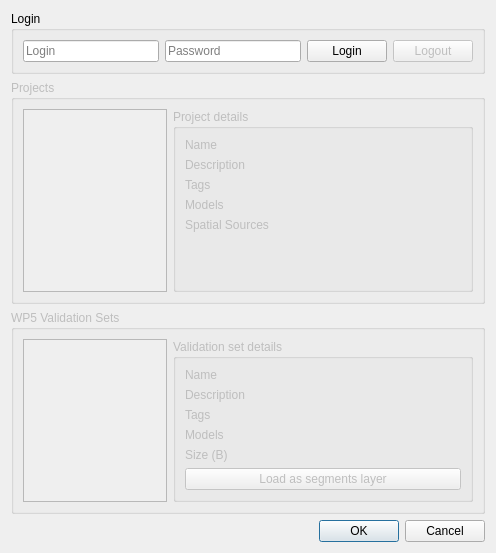
Qt form BoundaryDelineationIts4landWindow.ui (its4land/qgis-boundary-delineation) before a commit.
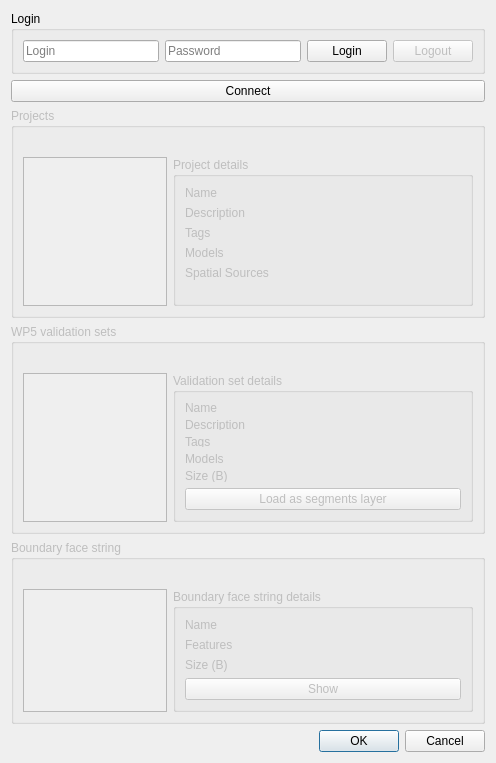
The same form after that commit. Custom widgets are drawn as their Qt base class.

Commit message: Add BoundaryFaceStrings box in the its4land window; Hide login; Show errors

```diff
--- a/BoundaryDelineationIts4landWindow.ui
+++ b/BoundaryDelineationIts4landWindow.ui
@@ -7,7 +7,7 @@
     <x>0</x>
     <y>0</y>
     <width>496</width>
-    <height>553</height>
+    <height>683</height>
    </rect>
   </property>
   <property name="windowTitle">
@@ -69,6 +69,13 @@
      </layout>
     </widget>
    </item>
+   <item>
+    <widget class="QPushButton" name="connectButton">
+     <property name="text">
+      <string>Connect</string>
+     </property>
+    </widget>
+   </item>
    <item>
     <widget class="QGroupBox" name="projectsGroupBox">
      <property name="enabled">
@@ -89,8 +96,8 @@
      <property name="checkable">
       <bool>false</bool>
      </property>
-     <layout class="QHBoxLayout" name="horizontalLayout_3">
-      <item>
+     <layout class="QGridLayout" name="horizontalLayout_3">
+      <item row="1" column="0">
        <widget class="QListWidget" name="projectsListWidget">
         <property name="minimumSize">
          <size>
@@ -103,7 +110,7 @@
         </property>
        </widget>
       </item>
-      <item>
+      <item row="1" column="1">
        <widget class="QGroupBox" name="projectsDetailsGroupBox">
         <property name="minimumSize">
          <size>
@@ -225,6 +232,19 @@
         </layout>
        </widget>
       </item>
+      <item row="0" column="0">
+       <widget class="QLabel" name="projectsErrorLabel">
+        <property name="visible">
+         <bool>false</bool>
+        </property>
+        <property name="styleSheet">
+         <string notr="true">color : red;</string>
+        </property>
+        <property name="text">
+         <string/>
+        </property>
+       </widget>
+      </item>
      </layout>
     </widget>
    </item>
@@ -240,7 +260,7 @@
       <bool>false</bool>
      </property>
      <property name="title">
-      <string>WP5 Validation Sets</string>
+      <string>WP5 validation sets</string>
      </property>
      <property name="flat">
       <bool>true</bool>
@@ -248,22 +268,9 @@
      <property name="checkable">
       <bool>false</bool>
      </property>
-     <layout class="QHBoxLayout" name="horizontalLayout">
-      <item>
-       <widget class="QListWidget" name="validationSetsListWidget">
-        <property name="minimumSize">
-         <size>
-          <width>0</width>
-          <height>100</height>
-         </size>
-        </property>
-        <property name="sortingEnabled">
-         <bool>true</bool>
-        </property>
-       </widget>
-      </item>
-      <item>
-       <widget class="QGroupBox" name="validationSetstDetailsGroupBox">
+     <layout class="QGridLayout" name="horizontalLayout">
+      <item row="1" column="1">
+       <widget class="QGroupBox" name="validationSetsDetailsGroupBox">
         <property name="minimumSize">
          <size>
           <width>300</width>
@@ -389,6 +396,174 @@
           </widget>
          </item>
         </layout>
+       </widget>
+      </item>
+      <item row="1" column="0">
+       <widget class="QListWidget" name="validationSetsListWidget">
+        <property name="minimumSize">
+         <size>
+          <width>0</width>
+          <height>100</height>
+         </size>
+        </property>
+        <property name="sortingEnabled">
+         <bool>true</bool>
+        </property>
+       </widget>
+      </item>
+      <item row="0" column="0">
+       <widget class="QLabel" name="validationSetsErrorLabel">
+        <property name="visible">
+         <bool>false</bool>
+        </property>
+        <property name="styleSheet">
+         <string notr="true">color : red;</string>
+        </property>
+        <property name="text">
+         <string/>
+        </property>
+       </widget>
+      </item>
+     </layout>
+    </widget>
+   </item>
+   <item>
+    <widget class="QGroupBox" name="boundaryStringsGroupBox">
+     <property name="enabled">
+      <bool>false</bool>
+     </property>
+     <property name="acceptDrops">
+      <bool>false</bool>
+     </property>
+     <property name="autoFillBackground">
+      <bool>false</bool>
+     </property>
+     <property name="title">
+      <string>Boundary face string</string>
+     </property>
+     <property name="flat">
+      <bool>true</bool>
+     </property>
+     <property name="checkable">
+      <bool>false</bool>
+     </property>
+     <layout class="QGridLayout" name="horizontalLayout_5">
+      <item row="1" column="1">
+       <widget class="QGroupBox" name="boundaryStringsDetailsGroupBox">
+        <property name="minimumSize">
+         <size>
+          <width>300</width>
+          <height>0</height>
+         </size>
+        </property>
+        <property name="maximumSize">
+         <size>
+          <width>300</width>
+          <height>16777215</height>
+         </size>
+        </property>
+        <property name="title">
+         <string>Boundary face string details</string>
+        </property>
+        <layout class="QGridLayout" name="gridLayout_3">
+         <item row="0" column="0">
+          <layout class="QFormLayout" name="boundaryStringsformLayout">
+           <item row="1" column="0">
+            <widget class="QLabel" name="boundaryStringsNameLabel">
+             <property name="text">
+              <string>Name</string>
+             </property>
+            </widget>
+           </item>
+           <item row="1" column="1">
+            <widget class="QLabel" name="boundaryStringsNameValueLabel">
+             <property name="text">
+              <string/>
+             </property>
+             <property name="textFormat">
+              <enum>Qt::PlainText</enum>
+             </property>
+             <property name="wordWrap">
+              <bool>true</bool>
+             </property>
+            </widget>
+           </item>
+           <item row="2" column="0">
+            <widget class="QLabel" name="boundaryStringsFeaturesLabel">
+             <property name="text">
+              <string>Features</string>
+             </property>
+            </widget>
+           </item>
+           <item row="2" column="1">
+            <widget class="QLabel" name="boundaryStringsFeaturesValueLabel">
+             <property name="text">
+              <string/>
+             </property>
+             <property name="textFormat">
+              <enum>Qt::PlainText</enum>
+             </property>
+             <property name="wordWrap">
+              <bool>true</bool>
+             </property>
+            </widget>
+           </item>
+           <item row="3" column="0">
+            <widget class="QLabel" name="boundaryStringsSizeLabel">
+             <property name="text">
+              <string>Size (B)</string>
+             </property>
+            </widget>
+           </item>
+           <item row="3" column="1">
+            <widget class="QLabel" name="boundaryStringsSizeValueLabel">
+             <property name="text">
+              <string/>
+             </property>
+             <property name="textFormat">
+              <enum>Qt::PlainText</enum>
+             </property>
+            </widget>
+           </item>
+          </layout>
+         </item>
+         <item row="1" column="0">
+          <widget class="QPushButton" name="boundaryStringsLoadButton">
+           <property name="enabled">
+            <bool>false</bool>
+           </property>
+           <property name="text">
+            <string>Show</string>
+           </property>
+          </widget>
+         </item>
+        </layout>
+       </widget>
+      </item>
+      <item row="1" column="0">
+       <widget class="QListWidget" name="boundaryStringsListWidget">
+        <property name="minimumSize">
+         <size>
+          <width>0</width>
+          <height>100</height>
+         </size>
+        </property>
+        <property name="sortingEnabled">
+         <bool>true</bool>
+        </property>
+       </widget>
+      </item>
+      <item row="0" column="0">
+       <widget class="QLabel" name="boundaryStringsErrorLabel">
+        <property name="visible">
+         <bool>false</bool>
+        </property>
+        <property name="styleSheet">
+         <string notr="true">color : red;</string>
+        </property>
+        <property name="text">
+         <string/>
+        </property>
        </widget>
       </item>
      </layout>
```
Left out of the diff: 101 changed lines with no effect on the pictures. The commit also changes 3 other files.
